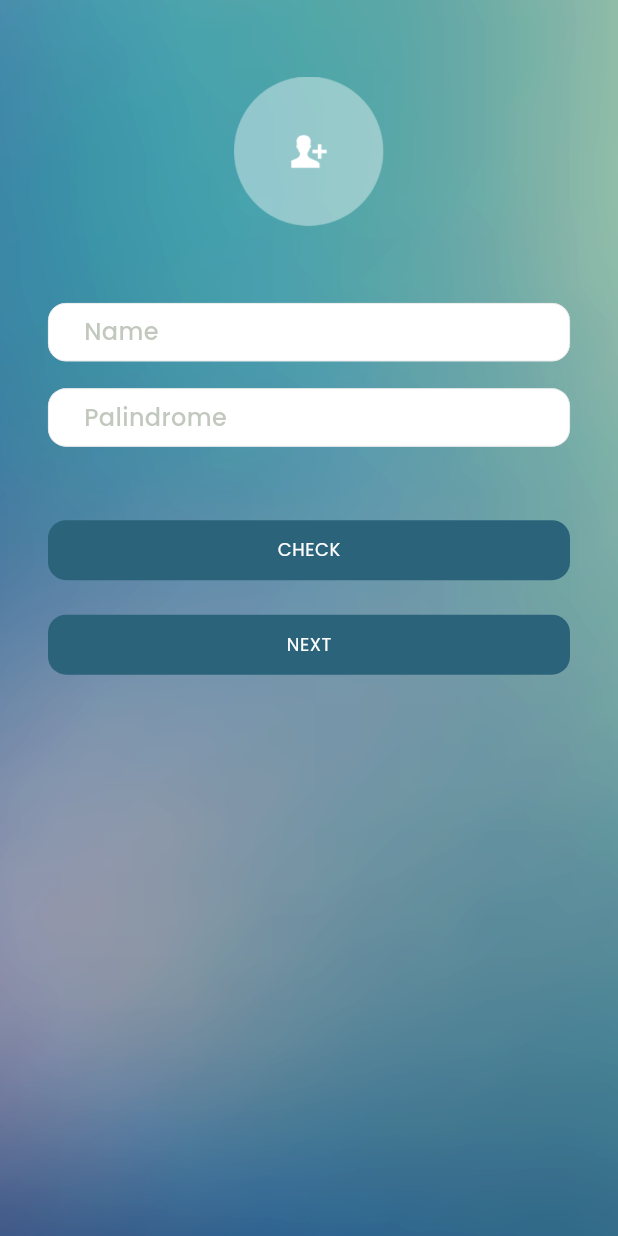
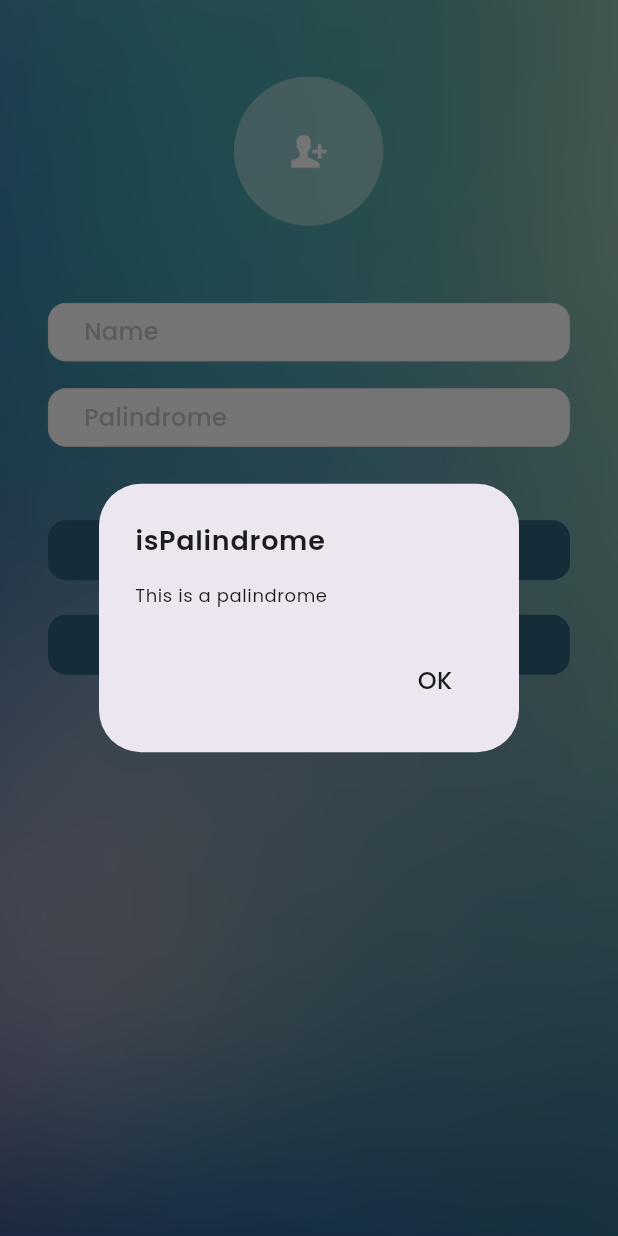
Before and after one commit to letha11/sm_test, a Flutter app: the screen it shows after launch, after a tap on "CHECK", on a phone screen of 412 x 824 dp. Run offline on Flutter 3.47's test engine with Material 3 defaults, Android fonts, the phone set to English and light mode, and no system bars.

Commit message:
feat: palindrome checker with test

```diff
--- /dev/null
+++ b/lib/helper/palindrome_check.dart
@@ -0,0 +1,12 @@
+bool palindromeCheck(String text) {
+  bool isPalindrome = true;
+  text = text.toLowerCase().replaceAll(' ', '');
+  for (var i = 0; i < (text.length / 2).round(); i++) {
+    if (text[i] != text[text.length - i - 1]) {
+      isPalindrome = false;
+      break;
+    }
+  }
+
+  return isPalindrome;
+}
--- a/lib/main.dart
+++ b/lib/main.dart
@@ -1,5 +1,5 @@
 import 'package:flutter/material.dart';
-import 'package:suitmedia_test/views/first_screen.dart';
+import 'package:suitmedia_test/view/first_screen.dart';
 
 void main() {
   runApp(const MyApp());
--- a/lib/views/first_screen.dart
+++ b/lib/view/first_screen.dart
@@ -1,5 +1,6 @@
 import 'package:flutter/material.dart';
-import 'package:suitmedia_test/views/second_screen.dart';
+import 'package:suitmedia_test/helper/palindrome_check.dart';
+import 'package:suitmedia_test/view/second_screen.dart';
 
 class FirstScreen extends StatefulWidget {
   const FirstScreen({super.key});
@@ -59,7 +60,8 @@ class _FirstScreenState extends State<FirstScreen> {
                       width: double.infinity,
                       child: CustomTextButton(
                         'CHECK',
-                        onPressed: () {},
+                        onPressed: () =>
+                            checkPalindrome(secondTextController.text),
                       ),
                     ),
                     const SizedBox(height: 15),
@@ -84,6 +86,35 @@ class _FirstScreenState extends State<FirstScreen> {
             ),
           ),
         ),
+      ),
+    );
+  }
+
+  void checkPalindrome(String text) {
+    final bool isPalindrome = palindromeCheck(text);
+
+    showDialog(
+      context: context,
+      builder: (context) => AlertDialog(
+        title: Text(
+          isPalindrome ? 'isPalindrome' : "not palindrome",
+          style: Theme.of(context).textTheme.bodyLarge,
+        ),
+        content: Text(
+          isPalindrome ? 'This is a palindrome' : 'This is not a palindrome',
+          style: Theme.of(context).textTheme.bodySmall,
+        ),
+        actions: [
+          TextButton(
+            onPressed: () {
+              Navigator.of(context).pop();
+            },
+            child: Text(
+              'OK',
+              style: Theme.of(context).textTheme.bodyMedium,
+            ),
+          ),
+        ],
       ),
     );
   }
@@ -133,6 +164,7 @@ class CustomTextField extends StatelessWidget {
   @override
   Widget build(BuildContext context) {
     return TextField(
+      // a += text[text.length - 1 - i];
       controller: controller,
       style: Theme.of(context)
           .textTheme
--- a/lib/views/second_screen.dart
+++ b/lib/view/second_screen.dart
@@ -1,6 +1,6 @@
 import 'package:flutter/material.dart';
-import 'package:suitmedia_test/views/first_screen.dart';
-import 'package:suitmedia_test/views/third_screen.dart';
+import 'package:suitmedia_test/view/first_screen.dart';
+import 'package:suitmedia_test/view/third_screen.dart';
 
 class SecondScreen extends StatelessWidget {
   const SecondScreen({super.key});
--- a/pubspec.yaml
+++ b/pubspec.yaml
@@ -19,6 +19,7 @@ dev_dependencies:
     sdk: flutter
 
   flutter_lints: ^4.0.0
+  test: ^1.25.7
 
 flutter:
   uses-material-design: true
```
Also changed, not shown: lib/view/third_screen.dart (renamed from lib/views/third_screen.dart), pubspec.lock, 2 other files.
